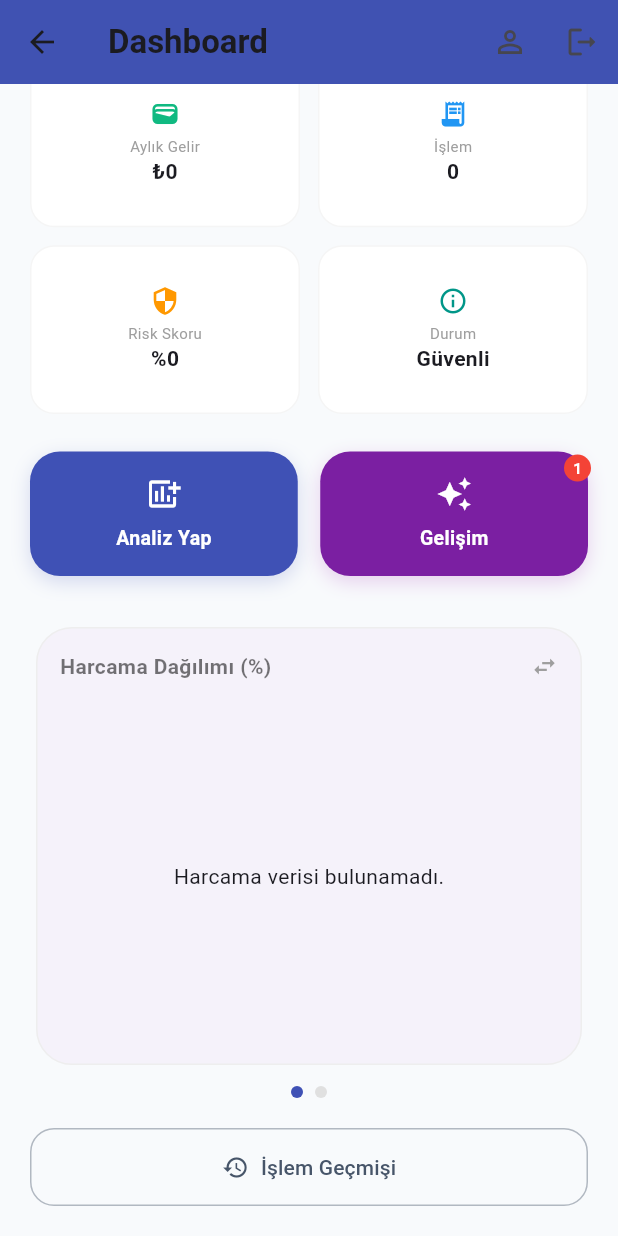
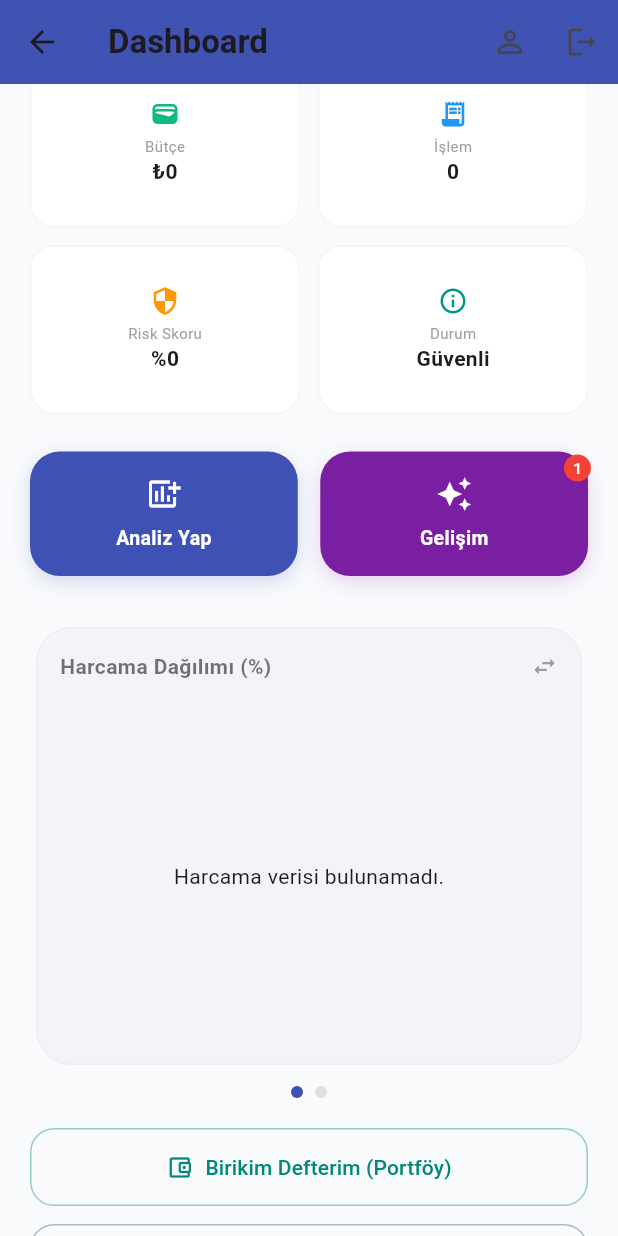
Before and after one commit to MelisaArslantas/Anomali_Projesi, a Flutter app: the DashboardScreen screen opened by its route, scrolled down 114 dp, on a phone screen of 412 x 824 dp. Run offline on Flutter 3.47's test engine with Material 3 defaults, Android fonts, the phone set to English and light mode, and no system bars; our stand-ins replace cloud_firestore, firebase_auth, firebase_core, firebase_storage, fl_chart, image_picker; accounts and stored records are empty; network calls fail.

Commit message:
Akıllı Bütçe Yönetimi, Canlı Borsa Entegrasyonu ve Veri Formatlama

```diff
--- a/anomali_mobil/lib/screens/dashboard_screen.dart
+++ b/anomali_mobil/lib/screens/dashboard_screen.dart
@@ -7,6 +7,7 @@ import 'analiz_form_screen.dart';
 import 'gecmis_screen.dart';
 import 'profil.dart';
 import 'jitt.dart';
+import 'portfoy_screen.dart';
 
 class DashboardScreen extends StatefulWidget {
   final String userEmail;
@@ -33,9 +34,10 @@ class _DashboardScreenState extends State<DashboardScreen> {
   String averageRisk = "0";
   String status = "Yükleniyor...";
 
-  // 📊 Gerçek veri havuzumuz
   Map<String, double> _categoryTotals = {};
   double _totalExpense = 0.0;
+  double _totalMonthlyIncome = 0.0; // O ay yatan reel gelir
+  double _profileBudget = 0.0;     // Profildeki sabit maaş
 
   @override
   void initState() {
@@ -53,23 +55,38 @@ class _DashboardScreenState extends State<DashboardScreen> {
         final stats = await _apiService.getUserStats(uid);
         final historyData = await _apiService.getHistory(uid);
 
-        // Verileri kategorilere göre grupla
+        // Profildeki sabit bütçeyi al
+        _profileBudget = double.tryParse((stats['income'] ?? userData['monthly_income']).toString()) ?? 0.0;
+
         Map<String, double> totals = {};
-        double total = 0.0;
+        double totalExp = 0.0;
+        double incomeFromTrans = 0.0;
+
         for (var item in historyData) {
-          totals[item.kategori] = (totals[item.kategori] ?? 0) + item.harcamaTutari;
-          total += item.harcamaTutari;
+          String kat = item.kategori.trim();
+          // Eğer kategori Maaş veya Gelir ise harcama değil, gelir say
+          if (kat == "Maaş" || kat == "Gelir") {
+            incomeFromTrans += item.harcamaTutari;
+          } else {
+            totals[kat] = (totals[kat] ?? 0) + item.harcamaTutari;
+            totalExp += item.harcamaTutari;
+          }
         }
 
         if (mounted) {
           setState(() {
             userName = stats['name'] ?? userData['name'] ?? "Kullanıcı";
-            monthlyIncome = (stats['income'] ?? userData['monthly_income']).toString();
             transactionCount = (stats['count'] ?? 0).toString();
             averageRisk = (stats['avg_risk'] ?? 0).toString();
             status = stats['status'] ?? "Güvenli";
+
             _categoryTotals = totals;
-            _totalExpense = total;
+            _totalExpense = totalExp;
+            _totalMonthlyIncome = incomeFromTrans;
+
+            // UI'da gösterilecek bütçe: Maaş yatmışsa yatanı, yatmamışsa profili göster
+            monthlyIncome = (_totalMonthlyIncome > 0 ? _totalMonthlyIncome : _profileBudget).toStringAsFixed(0);
+
             isLoading = false;
           });
         }
@@ -88,8 +105,14 @@ class _DashboardScreenState extends State<DashboardScreen> {
         backgroundColor: Colors.indigo,
         elevation: 0,
         actions: [
-          IconButton(icon: const Icon(Icons.person_outline), onPressed: () => Navigator.push(context, MaterialPageRoute(builder: (context) => ProfilScreen(userEmail: widget.userEmail))).then((_) => _fetchDashboardData())),
-          IconButton(icon: const Icon(Icons.logout_rounded), onPressed: () async { await _authService.logout(); if (mounted) Navigator.pop(context); }),
+          IconButton(
+            icon: const Icon(Icons.person_outline),
+            onPressed: () => Navigator.push(context, MaterialPageRoute(builder: (context) => ProfilScreen(userEmail: widget.userEmail))).then((_) => _fetchDashboardData())
+          ),
+          IconButton(
+            icon: const Icon(Icons.logout_rounded),
+            onPressed: () async { await _authService.logout(); if (mounted) Navigator.pop(context); }
+          ),
         ],
       ),
       body: isLoading
@@ -117,8 +140,21 @@ class _DashboardScreenState extends State<DashboardScreen> {
                     const SizedBox(height: 10),
                     _buildPageIndicator(),
                     const SizedBox(height: 20),
-                    _buildActionButton(context, "İşlem Geçmişi", Icons.history, const Color(0xFF475569),
-                      () => Navigator.push(context, MaterialPageRoute(builder: (context) => const GecmisScreen())).then((_) => _fetchDashboardData())),
+                    _buildActionButton(
+                      context,
+                      "Birikim Defterim (Portföy)",
+                      Icons.account_balance_wallet_outlined,
+                      Colors.teal.shade600,
+                      () => Navigator.push(context, MaterialPageRoute(builder: (context) => const PortfoyScreen()))
+                    ),
+                    const SizedBox(height: 12),
+                    _buildActionButton(
+                      context,
+                      "İşlem Geçmişi",
+                      Icons.history,
+                      const Color(0xFF475569),
+                      () => Navigator.push(context, MaterialPageRoute(builder: (context) => const GecmisScreen())).then((_) => _fetchDashboardData())
+                    ),
                   ],
                 ),
               ),
@@ -126,7 +162,6 @@ class _DashboardScreenState extends State<DashboardScreen> {
     );
   }
 
-  // 🥧 YÜZDELİKLİ PASTA GRAFİĞİ (GERÇEK VERİ)
   Widget _buildExpensePieChart() {
     if (_categoryTotals.isEmpty) return const Center(child: Text("Harcama verisi bulunamadı."));
     final colors = [Colors.indigo, Colors.orange, customEmerald, Colors.redAccent, Colors.purple, Colors.blue];
@@ -137,7 +172,7 @@ class _DashboardScreenState extends State<DashboardScreen> {
         sectionsSpace: 4,
         centerSpaceRadius: 40,
         sections: _categoryTotals.entries.map((e) {
-          double percentage = (e.value / _totalExpense) * 100;
+          double percentage = (_totalExpense > 0) ? (e.value / _totalExpense) * 100 : 0.0;
           final color = colors[colorIdx % colors.length];
           colorIdx++;
           return PieChartSectionData(
@@ -154,11 +189,12 @@ class _DashboardScreenState extends State<DashboardScreen> {
     );
   }
 
-  // 🏎️ 180 DERECE BÜTÇE GÖSTERGESİ (GAUGE)
   Widget _buildBudgetGauge() {
-    double income = double.tryParse(monthlyIncome) ?? 1.0;
-    double expenseRatio = _totalExpense / income;
-    if (expenseRatio > 1.0) expenseRatio = 1.0; // Limit aşımı kontrolü
+    double activeBudget = _totalMonthlyIncome > 0 ? _totalMonthlyIncome : _profileBudget;
+    if (activeBudget <= 0) activeBudget = 1.0;
+
+    double expenseRatio = _totalExpense / activeBudget;
+    if (expenseRatio > 1.0) expenseRatio = 1.0;
 
     return Stack(
       alignment: Alignment.center,
@@ -169,12 +205,9 @@ class _DashboardScreenState extends State<DashboardScreen> {
             sectionsSpace: 0,
             centerSpaceRadius: 60,
             sections: [
-              // Harcanan kısım
               PieChartSectionData(value: _totalExpense, color: expenseRatio > 0.8 ? Colors.redAccent : Colors.indigo, radius: 20, showTitle: false),
-              // Kalan bütçe (180 dereceyi tamamlamak için)
-              PieChartSectionData(value: (income - _totalExpense).clamp(0, income), color: Colors.grey.shade200, radius: 20, showTitle: false),
-              // Alt yarıyı boş bırakmak için hayali bölüm
-              PieChartSectionData(value: income, color: Colors.transparent, radius: 20, showTitle: false),
+              PieChartSectionData(value: (activeBudget - _totalExpense).clamp(0, activeBudget), color: Colors.grey.shade200, radius: 20, showTitle: false),
+              PieChartSectionData(value: activeBudget, color: Colors.transparent, radius: 20, showTitle: false),
             ],
           ),
         ),
@@ -182,43 +215,26 @@ class _DashboardScreenState extends State<DashboardScreen> {
           mainAxisSize: MainAxisSize.min,
           children: [
             Text("₺${_totalExpense.toInt()}", style: const TextStyle(fontSize: 18, fontWeight: FontWeight.bold)),
-            Text("Kullanılan Bütçe", style: TextStyle(fontSize: 10, color: Colors.grey.shade500)),
+            Text(
+              _totalMonthlyIncome > 0 ? "Bütçe Kullanımı" : "Beklenen Maaş Oranı",
+              style: TextStyle(fontSize: 10, color: Colors.grey.shade500)
+            ),
+            if (_totalMonthlyIncome <= 0)
+              const Text("(Maaş Bekleniyor)", style: TextStyle(fontSize: 8, color: Colors.orange, fontWeight: FontWeight.bold)),
           ],
         )
       ],
     );
   }
 
-  // KÜÇÜK YARDIMCI WIDGETLAR
-  Widget _buildChartBadge(String label, Color color) {
-    return Container(
-      padding: const EdgeInsets.symmetric(horizontal: 4, vertical: 2),
-      decoration: BoxDecoration(color: Colors.white, borderRadius: BorderRadius.circular(4), border: Border.all(color: color.withOpacity(0.3))),
-      child: Text(label, style: TextStyle(fontSize: 8, color: color, fontWeight: FontWeight.bold)),
-    );
-  }
-
-  Widget _buildChartCarousel() {
-    return SizedBox(
-      height: 300,
-      child: PageView(
-        controller: _chartPageController,
-        onPageChanged: (idx) => setState(() => _currentChartIndex = idx),
-        children: [
-          _buildChartContainer("Harcama Dağılımı (%)", _buildExpensePieChart()),
-          _buildChartContainer("Bütçe Kullanımı (180°)", _buildBudgetGauge()),
-        ],
-      ),
-    );
-  }
-
-  // (Header, SummaryGrid, QuickAction ve diğer yardımcı metotlar önceki halindeki gibi kompakt kalsın...)
   Widget _buildHeader() { return Column(crossAxisAlignment: CrossAxisAlignment.start, children: [Text("Hoşgeldin Melisa,", style: TextStyle(fontSize: 16, color: Colors.grey[600])), Text(userName, style: const TextStyle(fontSize: 24, fontWeight: FontWeight.w900, color: Colors.indigo))]); }
   Widget _buildPageIndicator() { return Row(mainAxisAlignment: MainAxisAlignment.center, children: List.generate(2, (index) => Container(margin: const EdgeInsets.symmetric(horizontal: 4), width: 8, height: 8, decoration: BoxDecoration(shape: BoxShape.circle, color: _currentChartIndex == index ? Colors.indigo : Colors.grey.shade300)))); }
   Widget _buildChartContainer(String title, Widget chart) { return Card(elevation: 0, shape: RoundedRectangleBorder(borderRadius: BorderRadius.circular(24), side: BorderSide(color: Colors.grey.shade200)), child: Padding(padding: const EdgeInsets.all(16.0), child: Column(children: [Row(mainAxisAlignment: MainAxisAlignment.spaceBetween, children: [Text(title, style: const TextStyle(fontWeight: FontWeight.bold, color: Colors.black54)), const Icon(Icons.swap_horiz, size: 18, color: Colors.grey)]), const SizedBox(height: 20), Expanded(child: chart)]))); }
-  Widget _buildSummaryGrid() { return GridView.count(shrinkWrap: true, physics: const NeverScrollableScrollPhysics(), crossAxisCount: 2, crossAxisSpacing: 12, mainAxisSpacing: 12, childAspectRatio: 1.6, children: [_buildSummaryCard("Aylık Gelir", "₺$monthlyIncome", Icons.wallet, customEmerald), _buildSummaryCard("İşlem", transactionCount, Icons.receipt_long, Colors.blue), _buildSummaryCard("Risk Skoru", "%$averageRisk", Icons.security, Colors.orange), _buildSummaryCard("Durum", status, Icons.info_outline, Colors.teal)]); }
+  Widget _buildSummaryGrid() { return GridView.count(shrinkWrap: true, physics: const NeverScrollableScrollPhysics(), crossAxisCount: 2, crossAxisSpacing: 12, mainAxisSpacing: 12, childAspectRatio: 1.6, children: [_buildSummaryCard("Bütçe", "₺$monthlyIncome", Icons.wallet, customEmerald), _buildSummaryCard("İşlem", transactionCount, Icons.receipt_long, Colors.blue), _buildSummaryCard("Risk Skoru", "%$averageRisk", Icons.security, Colors.orange), _buildSummaryCard("Durum", status, Icons.info_outline, Colors.teal)]); }
   Widget _buildQuickActionButton(BuildContext context, String title, IconData icon, Color color, Widget target) { return InkWell(onTap: () => Navigator.push(context, MaterialPageRoute(builder: (context) => target)).then((_) => _fetchDashboardData()), child: Container(padding: const EdgeInsets.all(16), decoration: BoxDecoration(color: color, borderRadius: BorderRadius.circular(20), boxShadow: [BoxShadow(color: color.withOpacity(0.2), blurRadius: 10, offset: const Offset(0, 4))]), child: Column(children: [Icon(icon, color: Colors.white), const SizedBox(height: 8), Text(title, style: const TextStyle(color: Colors.white, fontWeight: FontWeight.bold, fontSize: 13))]))); }
   Widget _buildJittQuickButton(BuildContext context) { return InkWell(onTap: () { setState(() => hasNotification = false); Navigator.push(context, MaterialPageRoute(builder: (context) => const JittPage())); }, child: Stack(clipBehavior: Clip.none, children: [Container(width: double.infinity, padding: const EdgeInsets.all(16), decoration: BoxDecoration(color: Colors.purple.shade700, borderRadius: BorderRadius.circular(20), boxShadow: [BoxShadow(color: Colors.purple.withOpacity(0.2), blurRadius: 10, offset: const Offset(0, 4))]), child: const Column(children: [Icon(Icons.auto_awesome, color: Colors.white), const SizedBox(height: 8), Text("Gelişim", style: TextStyle(color: Colors.white, fontWeight: FontWeight.bold, fontSize: 13))])), if (hasNotification) Positioned(right: -2, top: -2, child: Container(padding: const EdgeInsets.all(6), decoration: const BoxDecoration(color: Colors.red, shape: BoxShape.circle), child: const Text("1", style: TextStyle(color: Colors.white, fontSize: 10, fontWeight: FontWeight.bold))))])); }
   Widget _buildSummaryCard(String title, String value, IconData icon, Color color) { return Container(padding: const EdgeInsets.all(12), decoration: BoxDecoration(color: Colors.white, borderRadius: BorderRadius.circular(16), border: Border.all(color: Colors.grey.shade100)), child: Column(mainAxisAlignment: MainAxisAlignment.center, children: [Icon(icon, color: color, size: 20), const SizedBox(height: 4), Text(title, style: TextStyle(color: Colors.grey[500], fontSize: 10)), Text(value, style: const TextStyle(fontSize: 14, fontWeight: FontWeight.bold))])); }
   Widget _buildActionButton(BuildContext context, String title, IconData icon, Color color, VoidCallback onTap) { return SizedBox(width: double.infinity, child: OutlinedButton.icon(onPressed: onTap, icon: Icon(icon, size: 18), label: Text(title), style: OutlinedButton.styleFrom(foregroundColor: color, side: BorderSide(color: color.withOpacity(0.4)), padding: const EdgeInsets.symmetric(vertical: 16), shape: RoundedRectangleBorder(borderRadius: BorderRadius.circular(16))))); }
+  Widget _buildChartCarousel() { return SizedBox(height: 300, child: PageView(controller: _chartPageController, onPageChanged: (idx) => setState(() => _currentChartIndex = idx), children: [_buildChartContainer("Harcama Dağılımı (%)", _buildExpensePieChart()), _buildChartContainer("Bütçe Kullanımı (180°)", _buildBudgetGauge())])); }
+  Widget _buildChartBadge(String label, Color color) { return Container(padding: const EdgeInsets.symmetric(horizontal: 4, vertical: 2), decoration: BoxDecoration(color: Colors.white, borderRadius: BorderRadius.circular(4), border: Border.all(color: color.withOpacity(0.3))), child: Text(label, style: TextStyle(fontSize: 8, color: color, fontWeight: FontWeight.bold))); }
 }
```
Also changed, not shown: anomali_mobil/lib/screens/analiz_form_screen.dart (+31 -21 lines), anomali_mobil/lib/screens/portfoy_screen.dart (added, +269 -0 lines), anomali_mobil/lib/services/api_service.dart (+77 -2 lines), 2 other files.
